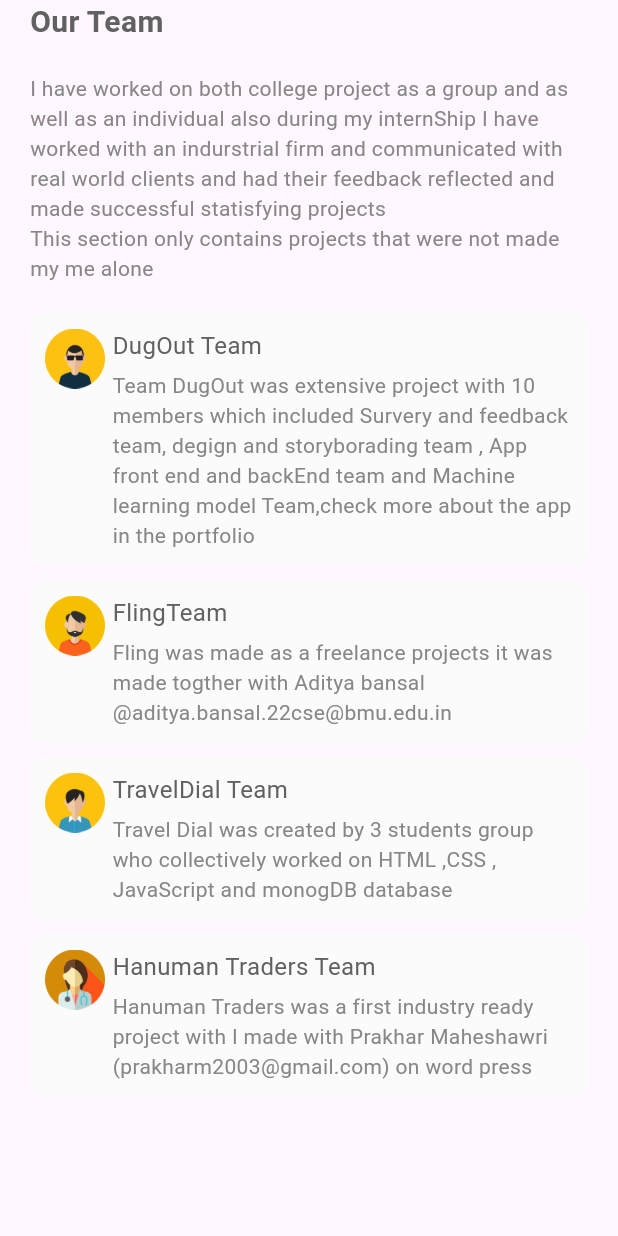
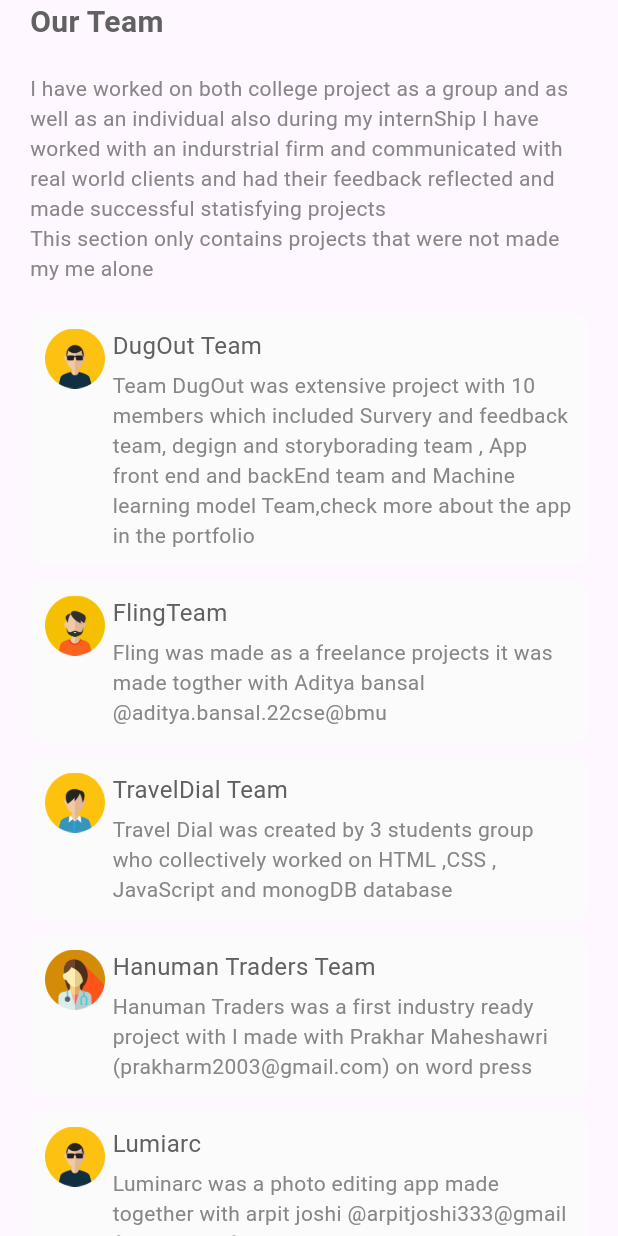
Before and after one commit to khushalrajoria/Flutter-Profile, a Flutter app: the TeamPage widget shown alone on an empty page, opened directly, on a phone screen of 412 x 824 dp. Run offline on Flutter 3.47's test engine with Material 3 defaults, Android fonts, the phone set to English and light mode, and no system bars; our stand-ins replace animated_splash_screen, cached_network_image, cloud_firestore, firebase_core, flutter_svg, full_screen_image and 2 more; accounts and stored records are empty.

Commit message:
updated teams

```diff
--- a/lib/pages/team_page.dart
+++ b/lib/pages/team_page.dart
@@ -8,11 +8,13 @@ class TeamPage extends StatelessWidget {
   var descriptions =
       "Team DugOut was extensive project with 10 members which included Survery and feedback team, degign and storyborading team , App front end and backEnd team and Machine learning model Team,check more about the app in the portfolio";
   var descriptions1 =
-      "Fling was made as a freelance projects it was made togther with Aditya bansal @aditya.bansal.22cse@bmu.edu.in";
+      "Fling was made as a freelance projects it was made togther with Aditya bansal @aditya.bansal.22cse@bmu";
   var descriptions2 =
       "Travel Dial was created by 3 students group who collectively worked on HTML ,CSS , JavaScript and monogDB database";
   var descriptions3 =
       "Hanuman Traders was a first industry ready project with I made with Prakhar Maheshawri (prakharm2003@gmail.com) on word press";
+  var descriptions4 =
+      "Luminarc was a photo editing app made together with arpit joshi @arpitjoshi333@gmail for a span of 2 months" ;
 
 
   @override
@@ -40,6 +42,7 @@ class TeamPage extends StatelessWidget {
           _itemWidget("FlingTeam", "assets/avtar2.png", descriptions1),
           _itemWidget("TravelDial Team", "assets/avtar3.png", descriptions2),
           _itemWidget("Hanuman Traders Team", "assets/avtar4.png", descriptions3),
+          _itemWidget("Lumiarc", "assets/avtar1.png", descriptions4),
         ],
       ),
     );
```
